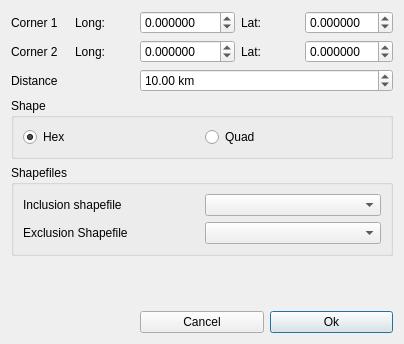
This is qtgui/creategraphdialog.ui in frabas/DISPLACE_GUI as Qt 5 draws it before an edit. The edited form follows.
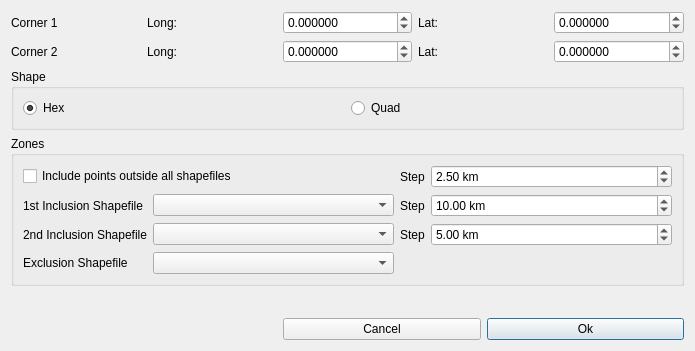
This is the edited form.

Commit message: New Graph Creation workflow with multiple grids

What changed in the file:
```diff
--- a/qtgui/creategraphdialog.ui
+++ b/qtgui/creategraphdialog.ui
@@ -6,8 +6,8 @@
    <rect>
     <x>0</x>
     <y>0</y>
-    <width>404</width>
-    <height>344</height>
+    <width>695</width>
+    <height>351</height>
    </rect>
   </property>
   <property name="windowTitle">
@@ -168,58 +168,127 @@
      </layout>
     </widget>
    </item>
-   <item row="2" column="2" colspan="3">
-    <widget class="QDoubleSpinBox" name="distance">
-     <property name="suffix">
-      <string> km</string>
-     </property>
-     <property name="minimum">
-      <double>0.500000000000000</double>
-     </property>
-     <property name="maximum">
-      <double>1000.000000000000000</double>
-     </property>
-     <property name="singleStep">
-      <double>1.000000000000000</double>
-     </property>
-     <property name="value">
-      <double>10.000000000000000</double>
-     </property>
-    </widget>
-   </item>
-   <item row="2" column="0" colspan="2">
-    <widget class="QLabel" name="label_7">
-     <property name="text">
-      <string>Distance</string>
-     </property>
-    </widget>
-   </item>
    <item row="5" column="0" colspan="5">
     <widget class="QGroupBox" name="groupBox_2">
      <property name="title">
-      <string>Shapefiles</string>
+      <string>Zones</string>
      </property>
-     <layout class="QGridLayout" name="gridLayout_3">
-      <item row="0" column="1">
-       <widget class="QComboBox" name="shapefileIncluding"/>
-      </item>
+     <layout class="QGridLayout" name="gridLayout_3" columnstretch="0,1,0,1">
       <item row="1" column="1">
+       <widget class="QComboBox" name="shapefileIncluding1"/>
+      </item>
+      <item row="3" column="1">
        <widget class="QComboBox" name="shapefileExcluding"/>
       </item>
-      <item row="0" column="0">
-       <widget class="QLabel" name="label_8">
-        <property name="text">
-         <string>Inclusion shapefile</string>
-        </property>
-       </widget>
-      </item>
       <item row="1" column="0">
+       <widget class="QLabel" name="label_8">
+        <property name="text">
+         <string>1st Inclusion Shapefile</string>
+        </property>
+       </widget>
+      </item>
+      <item row="3" column="0">
        <widget class="QLabel" name="label_9">
         <property name="text">
          <string>Exclusion Shapefile</string>
         </property>
        </widget>
       </item>
+      <item row="1" column="3">
+       <widget class="QDoubleSpinBox" name="step1">
+        <property name="suffix">
+         <string> km</string>
+        </property>
+        <property name="minimum">
+         <double>0.500000000000000</double>
+        </property>
+        <property name="maximum">
+         <double>1000.000000000000000</double>
+        </property>
+        <property name="singleStep">
+         <double>0.500000000000000</double>
+        </property>
+        <property name="value">
+         <double>10.000000000000000</double>
+        </property>
+       </widget>
+      </item>
+      <item row="1" column="2">
+       <widget class="QLabel" name="label_7">
+        <property name="text">
+         <string>Step</string>
+        </property>
+       </widget>
+      </item>
+      <item row="2" column="0">
+       <widget class="QLabel" name="label_10">
+        <property name="text">
+         <string>2nd Inclusion Shapefile</string>
+        </property>
+       </widget>
+      </item>
+      <item row="2" column="1">
+       <widget class="QComboBox" name="shapefileIncluding2"/>
+      </item>
+      <item row="2" column="2">
+       <widget class="QLabel" name="label_11">
+        <property name="text">
+         <string>Step</string>
+        </property>
+       </widget>
+      </item>
+      <item row="2" column="3">
+       <widget class="QDoubleSpinBox" name="step2">
+        <property name="suffix">
+         <string> km</string>
+        </property>
+        <property name="minimum">
+         <double>0.500000000000000</double>
+        </property>
+        <property name="maximum">
+         <double>1000.000000000000000</double>
+        </property>
+        <property name="singleStep">
+         <double>0.500000000000000</double>
+        </property>
+        <property name="value">
+         <double>5.000000000000000</double>
+        </property>
+       </widget>
+      </item>
+      <item row="0" column="3">
+       <widget class="QDoubleSpinBox" name="step">
+        <property name="suffix">
+         <string> km</string>
+        </property>
+        <property name="minimum">
+         <double>0.500000000000000</double>
+        </property>
+        <property name="maximum">
+         <double>1000.000000000000000</double>
+        </property>
+        <property name="singleStep">
+         <double>0.500000000000000</double>
+        </property>
+        <property name="value">
+         <double>2.500000000000000</double>
+        </property>
+       </widget>
+      </item>
+      <item row="0" column="0" colspan="2">
+       <widget class="QCheckBox" name="checkBox">
+        <property name="text">
+         <string>Include points outside all shapefiles</string>
+        </property>
+       </widget>
+      </item>
+      <item row="0" column="2">
+       <widget class="QLabel" name="label_12">
+        <property name="text">
+         <string>Step</string>
+        </property>
+       </widget>
+      </item>
      </layout>
     </widget>
    </item>
```
Left out of the diff: 1 changed line with no effect on the pictures. The commit also changes 5 other files.
